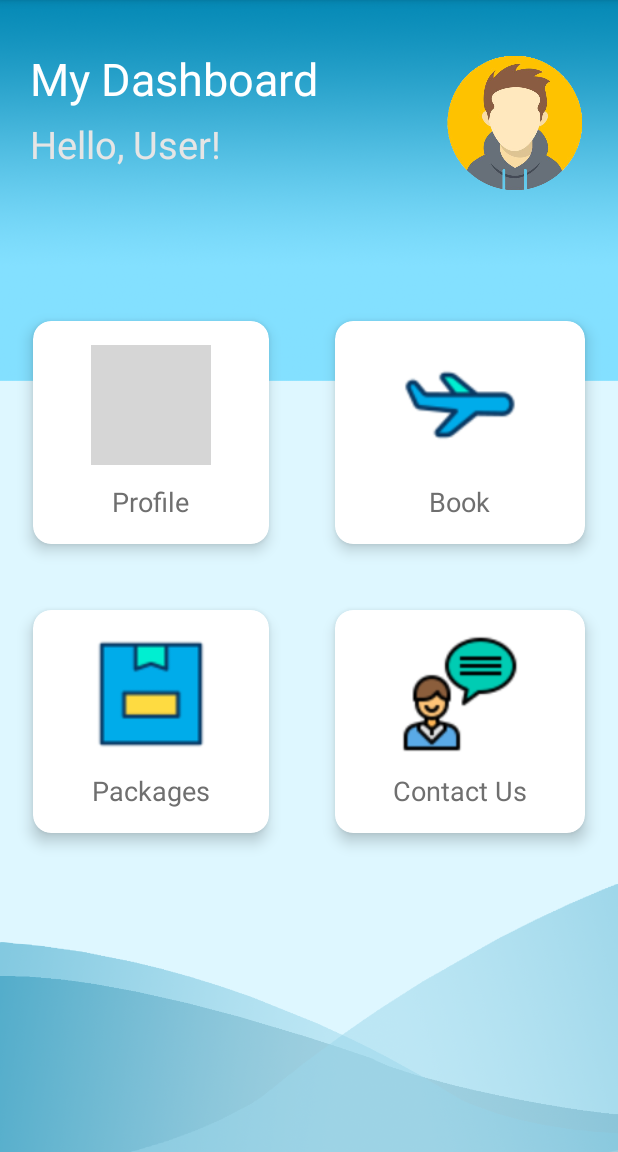
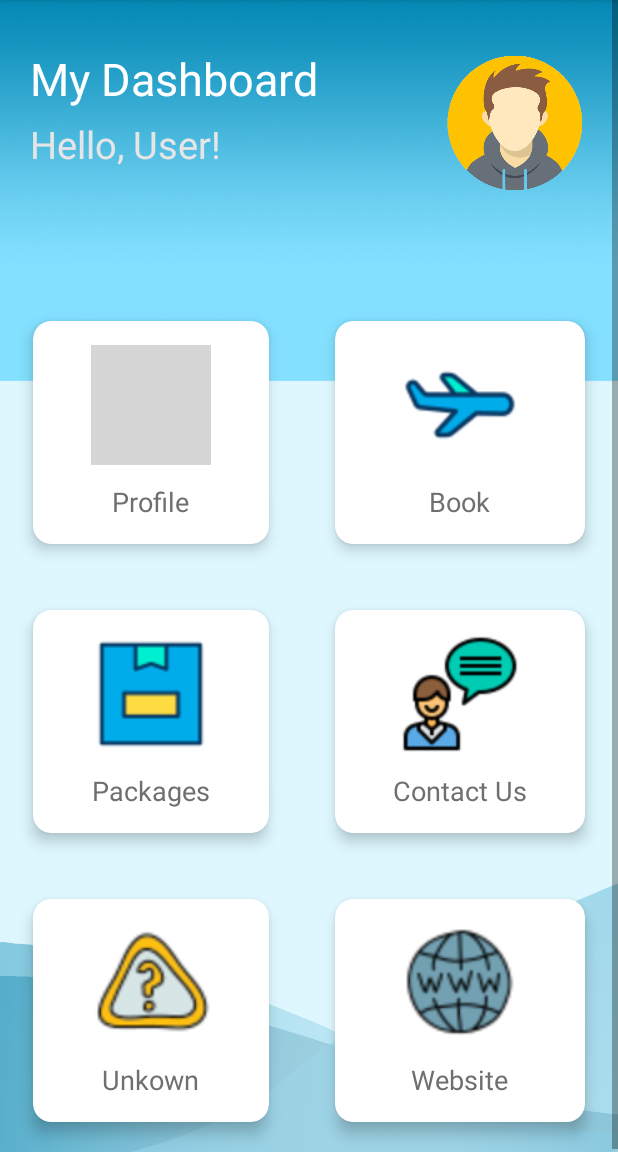
Before and after one commit to Kar87/Workshop8, an Android app: the HomeActivity screen opened directly, with no data from a screen before it, on a phone screen of 412 x 824 dp, the part 84-1236 px from its top. Run offline under Robolectric (Android 15) with nearby library versions, the phone set to English and light mode, and no system bars; grey boxes are pictures that could not be loaded.

Commit message:
Oct 21 3:31pm
-update mode for profile
-added website and extra icon

```diff
--- a/app/src/main/java/com/example/cmpp264_workshop8_group1/HomeActivity.java
+++ b/app/src/main/java/com/example/cmpp264_workshop8_group1/HomeActivity.java
@@ -21,13 +21,20 @@ public class HomeActivity extends AppCompatActivity {
         ivBookings = findViewById(R.id.ivBookings);
         ivPackages = findViewById(R.id.ivPackages);
         ivContactUs = findViewById(R.id.ivContactUs);
+        Intent intent = getIntent();
+        //String mode = intent.getStringExtra("mode");
+        String user = intent.getStringExtra("user");
+        String pwd = intent.getStringExtra("password");
 
         ivProfile.setOnClickListener(new View.OnClickListener() {
+
             @Override
             public void onClick(View view) {
-                Intent intent = new Intent(getApplicationContext(), RegisterActivity.class);
-                intent.putExtra("mode", "insert");
-                //LoginActivity.etUsername1.getText();
+
+                Intent intent = new Intent(HomeActivity.this, RegisterActivity.class);
+                intent.putExtra("user",user);
+                intent.putExtra("password",pwd);
+                intent.putExtra("mode", "update");
                 startActivity(intent);
 
 
--- a/app/src/main/java/com/example/cmpp264_workshop8_group1/LoginActivity.java
+++ b/app/src/main/java/com/example/cmpp264_workshop8_group1/LoginActivity.java
@@ -35,22 +35,22 @@ public class LoginActivity extends AppCompatActivity {
                     Toast.makeText(LoginActivity.this, "Please enter required fields", Toast.LENGTH_SHORT).show();
                     System.out.println("Enter values");
                 }
+                else if (customerdb.checkUserName(user) == false) {
+                    Toast.makeText(LoginActivity.this, "User name does not exist", Toast.LENGTH_SHORT).show();
+                }
                 else if (customerdb.checkUserNamePassword(user, pwd))
                 {
-                        Toast.makeText(LoginActivity.this, "Sign In successful", Toast.LENGTH_SHORT).show();
-
-                        Intent intent = new Intent(LoginActivity.this, HomeActivity.class);
-                        intent.putExtra("user",user);
-                        intent.putExtra("password",pwd);
-                        intent.putExtra("mode", "update");
-                        startActivity(intent);
+                    Toast.makeText(LoginActivity.this, "Sign In successful", Toast.LENGTH_SHORT).show();
+                    Intent intent = new Intent(LoginActivity.this, HomeActivity.class);
+                    intent.putExtra("user",user);
+                    intent.putExtra("password",pwd);
+                    //intent.putExtra("mode", "update");
+                    startActivity(intent);
                 }
                 else
                     Toast.makeText(LoginActivity.this, "Invalid credentials", Toast.LENGTH_SHORT).show();
-
             }
 
         });
-
     }
 }
--- a/app/src/main/res/layout/activity_home.xml
+++ b/app/src/main/res/layout/activity_home.xml
@@ -196,6 +196,76 @@
 
 
             </androidx.cardview.widget.CardView>
+            <androidx.cardview.widget.CardView
+                android:layout_width="wrap_content"
+                android:layout_height="wrap_content"
+                android:layout_columnWeight="1"
+                android:layout_rowWeight="1"
+                app:cardElevation="6dp"
+                app:cardCornerRadius="12dp"
+                android:layout_margin="22dp"
+                >
+
+                <LinearLayout
+                    android:orientation="vertical"
+                    android:padding="16dp"
+                    android:gravity="center"
+                    android:layout_width="match_parent"
+                    android:layout_height="match_parent">
+
+
+                    <ImageView
+                        android:id="@+id/ivQuestion"
+                        android:layout_width="80dp"
+                        android:layout_height="80dp"
+                        android:src="@drawable/questionmark" />
+                    <TextView
+                        android:layout_marginTop="12dp"
+                        android:textColor="#6f6f6f"
+                        android:textSize="18sp"
+                        android:text="Unkown"
+                        android:layout_width="wrap_content"
+                        android:layout_height="wrap_content" />
+
+                </LinearLayout>
+
+
+            </androidx.cardview.widget.CardView>
+            <androidx.cardview.widget.CardView
+                android:layout_width="wrap_content"
+                android:layout_height="wrap_content"
+                android:layout_columnWeight="1"
+                android:layout_rowWeight="1"
+                app:cardElevation="6dp"
+                app:cardCornerRadius="12dp"
+                android:layout_margin="22dp"
+                >
+
+                <LinearLayout
+                    android:orientation="vertical"
+                    android:padding="16dp"
+                    android:gravity="center"
+                    android:layout_width="match_parent"
+                    android:layout_height="match_parent">
+
+
+                    <ImageView
+                        android:id="@+id/ivWebsite"
+                        android:layout_width="80dp"
+                        android:layout_height="80dp"
+                        android:src="@drawable/website" />
+                    <TextView
+                        android:layout_marginTop="12dp"
+                        android:textColor="#6f6f6f"
+                        android:textSize="18sp"
+                        android:text="Website"
+                        android:layout_width="wrap_content"
+                        android:layout_height="wrap_content" />
+
+                </LinearLayout>
+
+
+            </androidx.cardview.widget.CardView>
         </GridLayout>
 
     </LinearLayout>
--- a/app/src/main/res/layout/activity_register.xml
+++ b/app/src/main/res/layout/activity_register.xml
@@ -292,9 +292,8 @@
 
     <Button
         android:id="@+id/btnRegister"
-        android:layout_width="match_parent"
+        android:layout_width="200dp"
         android:layout_height="wrap_content"
-        android:layout_below="@+id/etRePassword"
         android:text="Sign Up"
         app:layout_constraintBottom_toBottomOf="parent"
         app:layout_constraintEnd_toEndOf="parent"
```
Also changed, not shown: app/src/main/res/drawable-v24/questionmark.png (added), app/src/main/res/drawable-v24/website.png (added), 1 other file.
